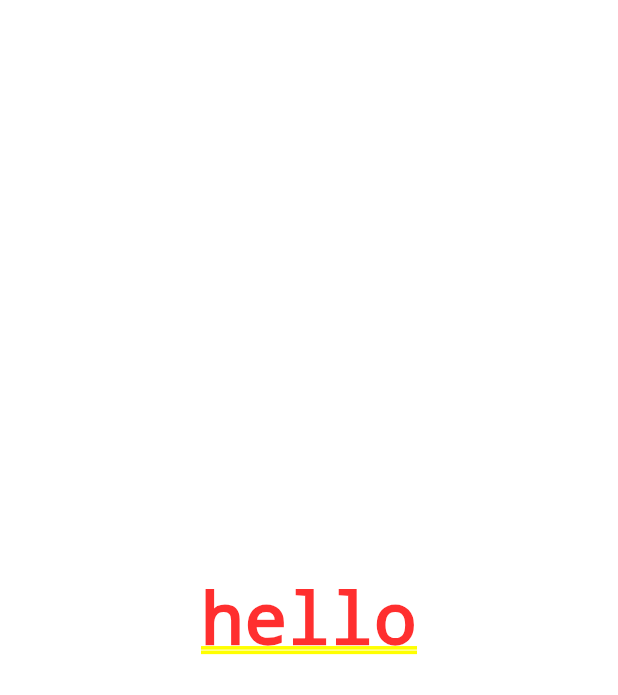
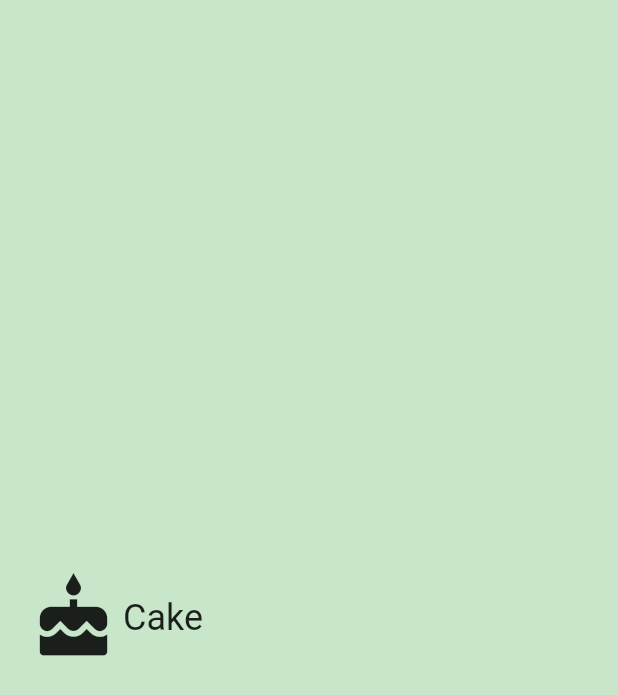
Before and after one commit to fakhridarmawan/flutter_udacity, a Flutter app: the screen it shows after launch, on a phone screen of 412 x 824 dp. Shown: the top 695 px of the screen. Run offline on Flutter 3.47's test engine with Material 2 defaults, Android fonts, the phone set to English and light mode, and no system bars.

```diff
--- /dev/null
+++ b/lib/category.dart
@@ -0,0 +1,62 @@
+import 'package:flutter/material.dart';
+
+final _rowHeight = 100.0;
+final _borderRadius = BorderRadius.circular(_rowHeight / 2);
+
+class Category extends StatelessWidget {
+
+  final String name;
+  final ColorSwatch color;
+  final IconData icon;
+
+  const Category({
+    Key key,
+    @required this.name,
+    @required this.color,
+    @required this.icon
+  }) : assert(name != null),
+       assert(color != null),
+       assert(icon != null),
+       super(key:key);
+
+  @override
+  Widget build(BuildContext context) {
+    return Material(
+      color: Colors.transparent,
+      child: Container(
+        height: _rowHeight,
+        padding: EdgeInsets.all(8.0),
+        child: InkWell(
+          highlightColor: color,
+          borderRadius: _borderRadius,
+          splashColor: color,
+          onTap: (){
+            print('tap');
+          },
+          child: Padding(
+            padding: EdgeInsets.all(8.0),
+            child: Row(
+              crossAxisAlignment: CrossAxisAlignment.stretch,
+              children: [
+                Padding(
+                  padding: EdgeInsets.all(3.0),
+                  child: Icon(
+                    icon,
+                    size: 60.0,
+                  ),
+                ),
+                Center(
+                  child: Text(
+                    name,
+                    textAlign: TextAlign.center,
+                    style: Theme.of(context).textTheme.headline,
+                  ),
+                )
+              ],
+            ),
+          ),
+        )
+      ),
+    );
+  }
+}
--- a/lib/main.dart
+++ b/lib/main.dart
@@ -1,13 +1,18 @@
 import 'package:flutter/material.dart';
+import 'package:flutter_udacity/category.dart';
 
 void main() => runApp(MyApp());
+
+const _categoryName = 'Cake';
+const _categoryIcon = Icons.cake;
+const _categoryColor = Colors.green;
 
 class MyApp extends StatelessWidget {
   // This widget is the root of your application.
   @override
   Widget build(BuildContext context) {
     return MaterialApp(
-      title: 'Flutter Demo',
+      title: 'Unit Converter',
       theme: ThemeData(
         // This is the theme of your application.
         //
@@ -20,8 +25,15 @@ class MyApp extends StatelessWidget {
         // is not restarted.
         primarySwatch: Colors.blue,
       ),
-      home: Center(
-        child: Text('hello'),
+      home: Scaffold(
+        backgroundColor: Colors.green[100],
+        body: Center(
+          child: Category(
+            name: _categoryName,
+            color: _categoryColor,
+            icon: _categoryIcon,
+          ),
+        ),
       ),
     );
   }
```
